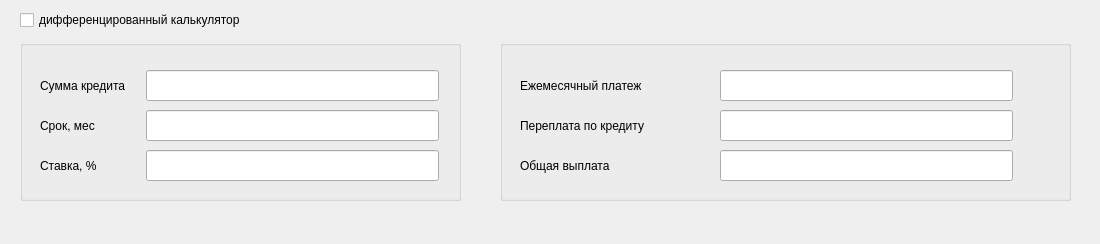
Qt form src/qt/creditwindow.ui (pavelmikhailov1/SmartCalculator) before a commit.
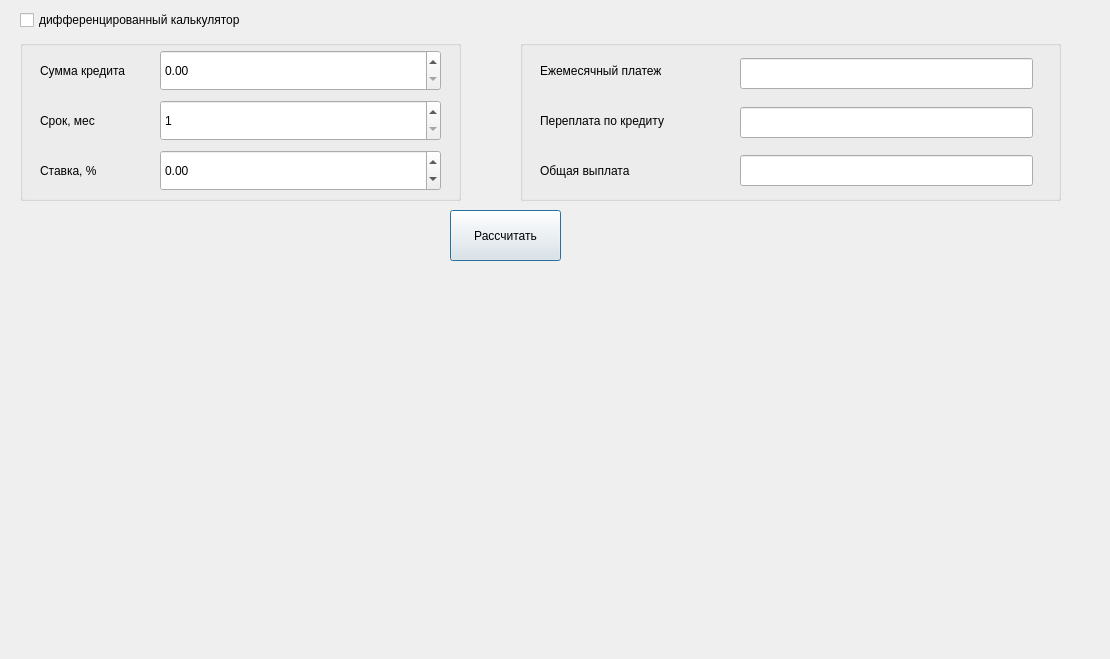
The same form after that commit.

The edit to the form file:
```diff
--- a/src/qt/creditwindow.ui
+++ b/src/qt/creditwindow.ui
@@ -6,8 +6,8 @@
    <rect>
     <x>0</x>
     <y>0</y>
-    <width>1100</width>
-    <height>244</height>
+    <width>1110</width>
+    <height>659</height>
    </rect>
   </property>
   <property name="windowTitle">
@@ -42,7 +42,7 @@
     <property name="geometry">
      <rect>
       <x>20</x>
-      <y>35</y>
+      <y>20</y>
       <width>98</width>
       <height>21</height>
      </rect>
@@ -51,21 +51,11 @@
      <string>Сумма кредита</string>
     </property>
    </widget>
-   <widget class="QLineEdit" name="lineEdit">
-    <property name="geometry">
-     <rect>
-      <x>126</x>
-      <y>30</y>
-      <width>293</width>
-      <height>31</height>
-     </rect>
-    </property>
-   </widget>
    <widget class="QLabel" name="label_7">
     <property name="geometry">
      <rect>
       <x>20</x>
-      <y>75</y>
+      <y>70</y>
       <width>98</width>
       <height>21</height>
      </rect>
@@ -74,21 +64,11 @@
      <string>Срок, мес</string>
     </property>
    </widget>
-   <widget class="QLineEdit" name="lineEdit_2">
-    <property name="geometry">
-     <rect>
-      <x>126</x>
-      <y>70</y>
-      <width>293</width>
-      <height>31</height>
-     </rect>
-    </property>
-   </widget>
    <widget class="QLabel" name="label_8">
     <property name="geometry">
      <rect>
       <x>20</x>
-      <y>115</y>
+      <y>120</y>
       <width>98</width>
       <height>21</height>
      </rect>
@@ -97,23 +77,61 @@
      <string>Ставка, %</string>
     </property>
    </widget>
-   <widget class="QLineEdit" name="lineEdit_3">
+   <widget class="QDoubleSpinBox" name="line_sum">
     <property name="geometry">
      <rect>
-      <x>126</x>
+      <x>140</x>
+      <y>10</y>
+      <width>281</width>
+      <height>41</height>
+     </rect>
+    </property>
+    <property name="maximum">
+     <double>1000000000.000000000000000</double>
+    </property>
+    <property name="singleStep">
+     <double>10000.000000000000000</double>
+    </property>
+   </widget>
+   <widget class="QSpinBox" name="line_term">
+    <property name="geometry">
+     <rect>
+      <x>140</x>
+      <y>60</y>
+      <width>281</width>
+      <height>41</height>
+     </rect>
+    </property>
+    <property name="minimum">
+     <number>1</number>
+    </property>
+    <property name="maximum">
+     <number>600</number>
+    </property>
+   </widget>
+   <widget class="QDoubleSpinBox" name="line_interest_rate">
+    <property name="geometry">
+     <rect>
+      <x>140</x>
       <y>110</y>
-      <width>293</width>
-      <height>31</height>
+      <width>281</width>
+      <height>41</height>
      </rect>
     </property>
+    <property name="minimum">
+     <double>-100.000000000000000</double>
+    </property>
+    <property name="maximum">
+     <double>100.000000000000000</double>
+    </property>
    </widget>
   </widget>
   <widget class="QGroupBox" name="groupBox_2">
    <property name="geometry">
     <rect>
-     <x>500</x>
+     <x>520</x>
      <y>40</y>
-     <width>571</width>
+     <width>541</width>
      <height>161</height>
     </rect>
    </property>
@@ -124,7 +142,7 @@
     <property name="geometry">
      <rect>
       <x>20</x>
-      <y>35</y>
+      <y>20</y>
       <width>141</width>
       <height>21</height>
      </rect>
@@ -137,17 +155,23 @@
     <property name="geometry">
      <rect>
       <x>220</x>
-      <y>30</y>
+      <y>18</y>
       <width>293</width>
       <height>31</height>
      </rect>
     </property>
+    <property name="text">
+     <string/>
+    </property>
+    <property name="alignment">
+     <set>Qt::AlignCenter</set>
+    </property>
    </widget>
    <widget class="QLabel" name="label_10">
     <property name="geometry">
      <rect>
       <x>20</x>
-      <y>75</y>
+      <y>70</y>
       <width>141</width>
       <height>21</height>
      </rect>
@@ -160,17 +184,20 @@
     <property name="geometry">
      <rect>
       <x>220</x>
-      <y>70</y>
+      <y>67</y>
       <width>293</width>
       <height>31</height>
      </rect>
     </property>
+    <property name="alignment">
+     <set>Qt::AlignCenter</set>
+    </property>
    </widget>
    <widget class="QLabel" name="label_11">
     <property name="geometry">
      <rect>
       <x>20</x>
-      <y>115</y>
+      <y>120</y>
       <width>101</width>
       <height>21</height>
      </rect>
@@ -183,13 +210,29 @@
     <property name="geometry">
      <rect>
       <x>220</x>
-      <y>110</y>
+      <y>115</y>
       <width>293</width>
       <height>31</height>
      </rect>
     </property>
+    <property name="alignment">
+     <set>Qt::AlignCenter</set>
+    </property>
    </widget>
   </widget>
+  <widget class="QPushButton" name="Button_calculate">
+   <property name="geometry">
+    <rect>
+     <x>450</x>
+     <y>210</y>
+     <width>111</width>
+     <height>51</height>
+    </rect>
+   </property>
+   <property name="text">
+    <string>Рассчитать</string>
+   </property>
+  </widget>
  </widget>
  <resources/>
  <connections/>
```
Left out of the diff: 6 changed lines with no effect on the pictures.
